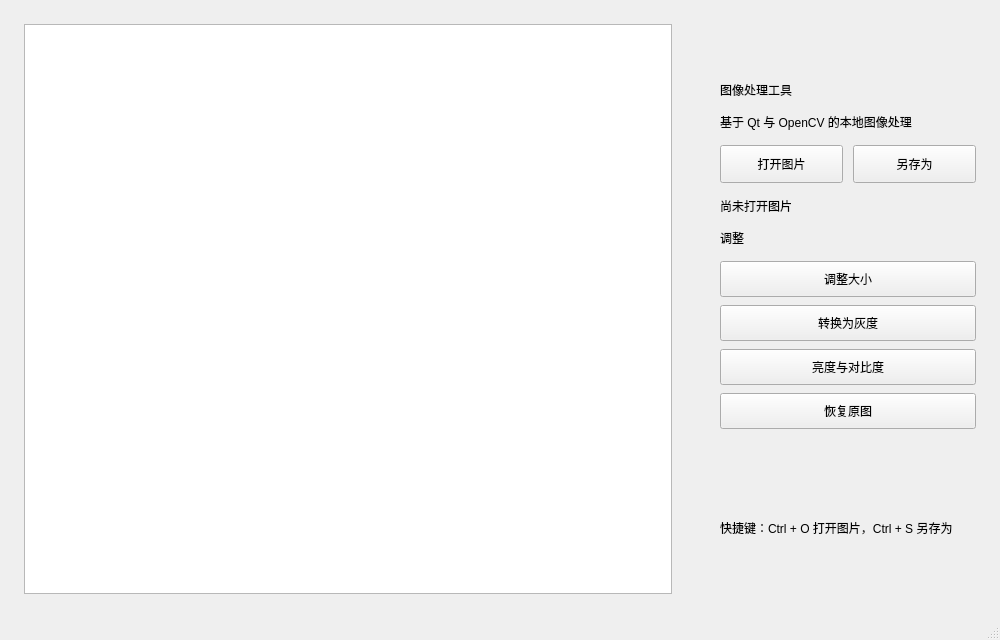
The window that ImageBatchTool/src/presentation/windows/mainwindow.ui (GreenLoong/pixel-workshop) describes before a commit, drawn with Qt 5.
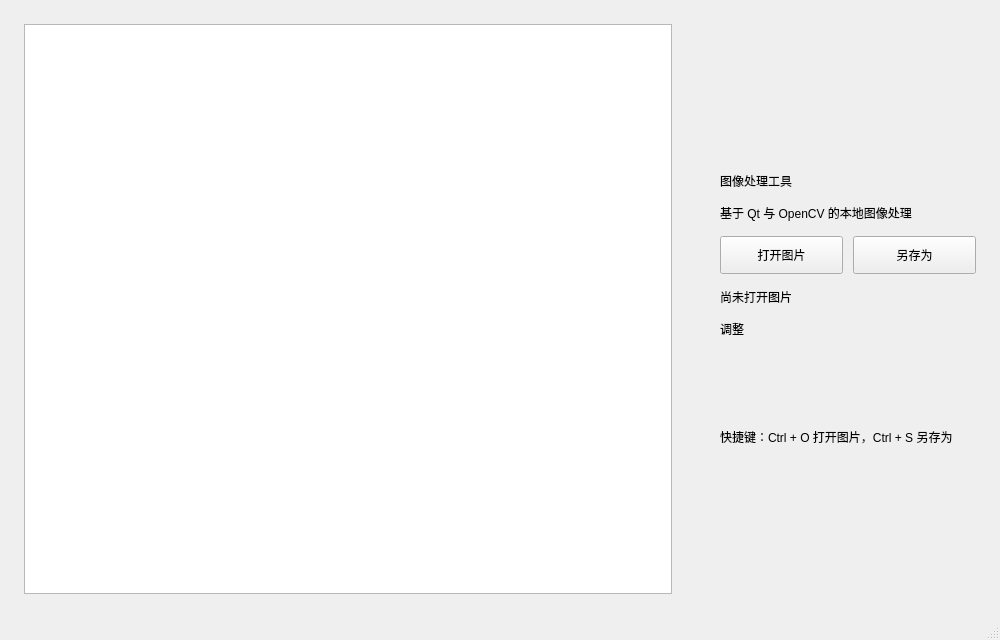
The same window after the commit. Custom widgets are drawn as their Qt base class.

```diff
--- a/ImageBatchTool/src/presentation/windows/mainwindow.ui
+++ b/ImageBatchTool/src/presentation/windows/mainwindow.ui
@@ -215,63 +215,6 @@
          <property name="spacing">
           <number>8</number>
          </property>
-         <item>
-          <widget class="QPushButton" name="resizeButton">
-           <property name="minimumSize">
-            <size>
-             <width>0</width>
-             <height>36</height>
-            </size>
-           </property>
-           <property name="cursor">
-            <cursorShape>PointingHandCursor</cursorShape>
-           </property>
-           <property name="text">
-            <string>调整大小</string>
-           </property>
-          </widget>
-         </item>
-         <item>
-          <widget class="QPushButton" name="grayscaleButton">
-           <property name="minimumSize">
-            <size>
-             <width>0</width>
-             <height>36</height>
-            </size>
-           </property>
-           <property name="cursor">
-            <cursorShape>PointingHandCursor</cursorShape>
-           </property>
-           <property name="text">
-            <string>转换为灰度</string>
-           </property>
-          </widget>
-         </item>
-         <item>
-          <widget class="QPushButton" name="toneButton">
-           <property name="minimumSize">
-            <size><width>0</width><height>36</height></size>
-           </property>
-           <property name="cursor"><cursorShape>PointingHandCursor</cursorShape></property>
-           <property name="text"><string>亮度与对比度</string></property>
-          </widget>
-         </item>
-         <item>
-          <widget class="QPushButton" name="restoreButton">
-           <property name="minimumSize">
-            <size>
-             <width>0</width>
-             <height>36</height>
-            </size>
-           </property>
-           <property name="cursor">
-            <cursorShape>PointingHandCursor</cursorShape>
-           </property>
-           <property name="text">
-            <string>恢复原图</string>
-           </property>
-          </widget>
-         </item>
         </layout>
        </item>
        <item>
```
